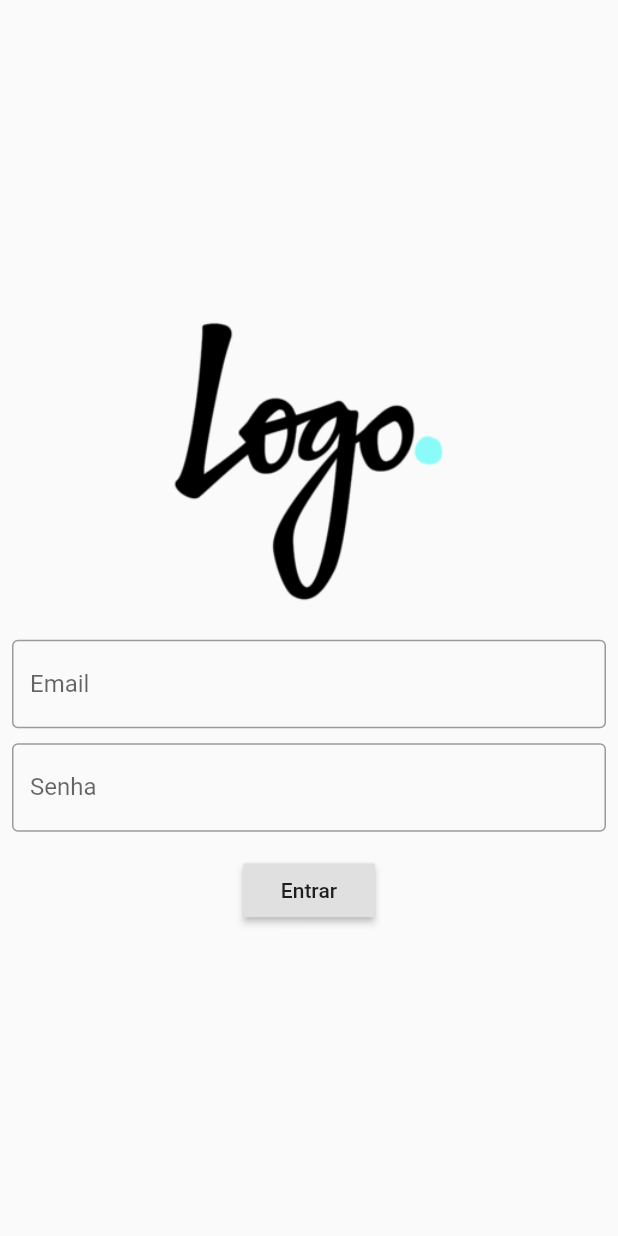
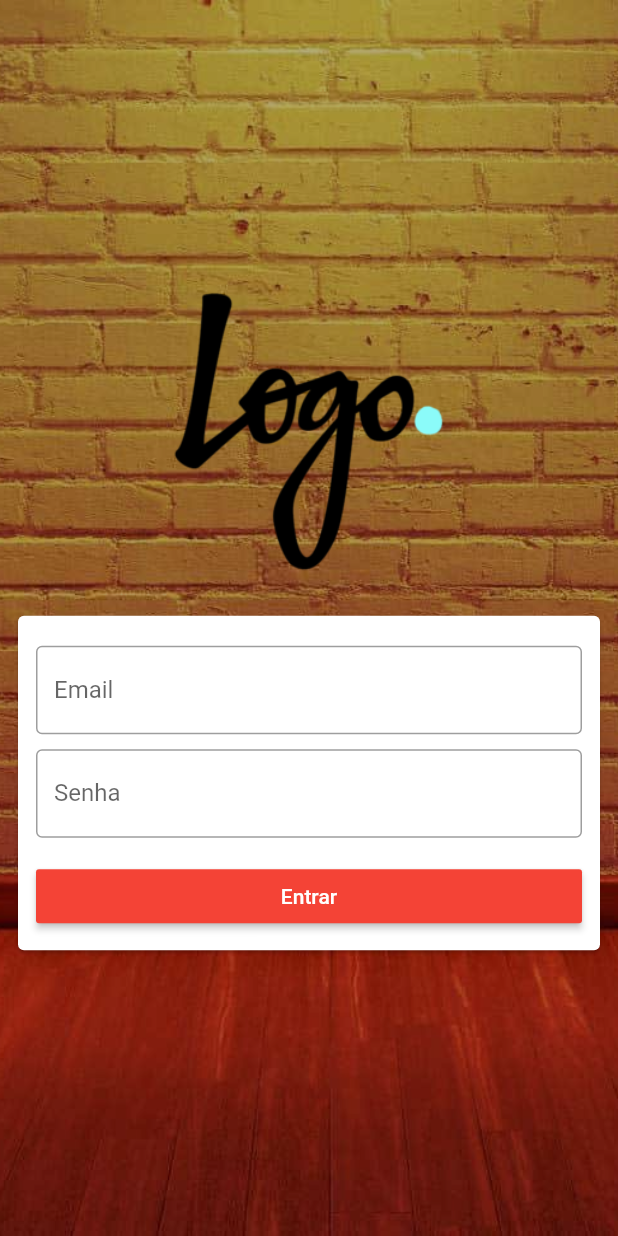
Before and after one commit to ritamonteiro1/login-app, a Flutter app: the screen it shows after launch, on a phone screen of 412 x 824 dp. Run offline on Flutter 3.47's test engine with Material 2 defaults, Android fonts, the phone set to English and light mode, and no system bars.

Commit message:
change in _LoginViewState

```diff
--- a/lib/views/login_view.dart
+++ b/lib/views/login_view.dart
@@ -31,6 +31,10 @@ class _LoginViewState extends State<LoginView> {
                   Container(
                     height: 20,
                   ),
+                  Card(child: Padding(
+                    padding: const EdgeInsets.only(left: 12, right: 12, top: 20, bottom: 12),
+                    child: Column(
+                      children: [
                         TextField(
                           onChanged: (text) {
                             email = text;
@@ -54,11 +58,11 @@ class _LoginViewState extends State<LoginView> {
                             labelText: 'Senha',
                             border: OutlineInputBorder(),
                           ),
-                  ),
-                  SizedBox(
+                        ),SizedBox(
                           height: 15,
-                  ),
-                  RaisedButton(
+                        ), RaisedButton(
+                          textColor: Colors.white,
+                          color: Colors.red,
                           onPressed: () {
                             if (email == 'flutter@flutter.com.br' &&
                                 password == '123') {
@@ -67,8 +71,12 @@ class _LoginViewState extends State<LoginView> {
                               print('Login errado');
                             }
                           },
-                    child: Text('Entrar'),
-                  )
+                          child: Container(
+                              width: double.infinity, child: Text('Entrar', textAlign: TextAlign.center,)),
+                        ),
+                      ],
+                    ),
+                  ),),
                 ],
               ),
             ),
@@ -80,6 +88,22 @@ class _LoginViewState extends State<LoginView> {
 
   @override
   Widget build(BuildContext context) {
-    return Scaffold(body: _body());
+    return Scaffold(
+      body: Stack(
+        children: [
+          SizedBox(
+            height: MediaQuery.of(context).size.height,
+            child: Image.asset(
+              'assets/images/background.jpg',
+              fit: BoxFit.cover,
+            ),
+          ),
+          Container(
+            color: Colors.black.withOpacity(0.3),
+          ),
+          _body(),
+        ],
+      ),
+    );
   }
 }
--- a/pubspec.yaml
+++ b/pubspec.yaml
@@ -47,6 +47,7 @@ flutter:
   # To add assets to your application, add an assets section, like this:
   assets:
     - assets/images/logo.png
+    - assets/images/background.jpg
   #   - images/a_dot_burr.jpeg
   #   - images/a_dot_ham.jpeg
 
```
Also changed, not shown: assets/images/background.jpg (added). Lines whose indentation alone changed are shown as unchanged.
